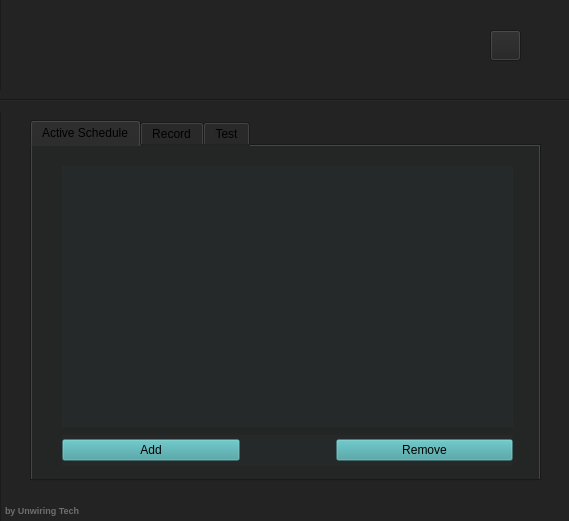
This is RestRobo/schedule.ui in williandres/work_fiverr as Qt 5 draws it before an edit. The edited form follows.
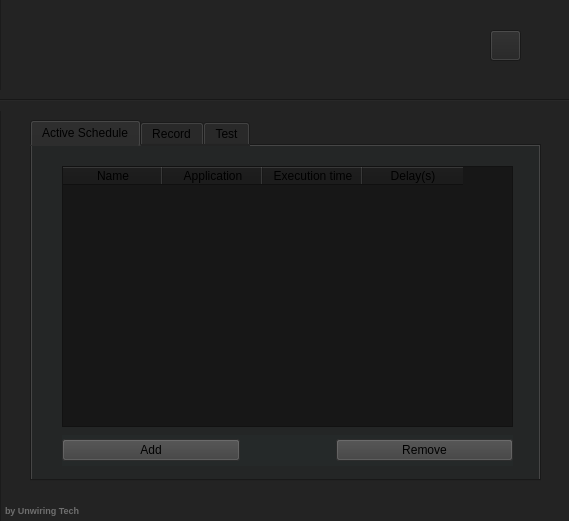
This is the edited form. Icons and pictures are not drawn.

```diff
--- a/RestRobo/schedule.ui
+++ b/RestRobo/schedule.ui
@@ -2,6 +2,9 @@
 <ui version="4.0">
  <class>Main</class>
  <widget class="QMainWindow" name="Main">
+  <property name="enabled">
+   <bool>true</bool>
+  </property>
   <property name="geometry">
    <rect>
     <x>0</x>
@@ -10,6 +13,18 @@
     <height>521</height>
    </rect>
   </property>
+  <property name="minimumSize">
+   <size>
+    <width>569</width>
+    <height>521</height>
+   </size>
+  </property>
+  <property name="maximumSize">
+   <size>
+    <width>569</width>
+    <height>521</height>
+   </size>
+  </property>
   <property name="windowTitle">
    <string>RestRobo</string>
   </property>
@@ -20,6 +35,15 @@
   <property name="autoFillBackground">
    <bool>true</bool>
   </property>
+  <property name="documentMode">
+   <bool>false</bool>
+  </property>
+  <property name="tabShape">
+   <enum>QTabWidget::Rounded</enum>
+  </property>
+  <property name="dockOptions">
+   <set>QMainWindow::AllowTabbedDocks|QMainWindow::AnimatedDocks</set>
+  </property>
   <widget class="QWidget" name="centralwidget">
    <widget class="QFrame" name="frame">
     <property name="geometry">
@@ -188,6 +212,29 @@
          <height>261</height>
         </rect>
        </property>
+       <property name="styleSheet">
+        <string notr="true">background-color: rgb(23, 23, 23);</string>
+       </property>
+       <column>
+        <property name="text">
+         <string>Name</string>
+        </property>
+       </column>
+       <column>
+        <property name="text">
+         <string>Application</string>
+        </property>
+       </column>
+       <column>
+        <property name="text">
+         <string>Execution time</string>
+        </property>
+       </column>
+       <column>
+        <property name="text">
+         <string>Delay(s)</string>
+        </property>
+       </column>
       </widget>
       <widget class="QWidget" name="horizontalLayoutWidget">
        <property name="geometry">
@@ -201,6 +248,10 @@
        <layout class="QHBoxLayout" name="horizontalLayout">
         <item>
          <widget class="QPushButton" name="pushButton_2">
+          <property name="styleSheet">
+           <string notr="true">background-color: rgb(62, 62, 62);
+border-color: rgb(49, 45, 45);</string>
+          </property>
           <property name="text">
            <string>Add</string>
           </property>
@@ -224,6 +275,10 @@
         </item>
         <item>
          <widget class="QPushButton" name="pushButton_3">
+          <property name="styleSheet">
+           <string notr="true">background-color: rgb(62, 62, 62);
+border-color: rgb(49, 45, 45);</string>
+          </property>
           <property name="text">
            <string>Remove</string>
           </property>
```
Left out of the diff: 16 changed lines with no effect on the pictures.
